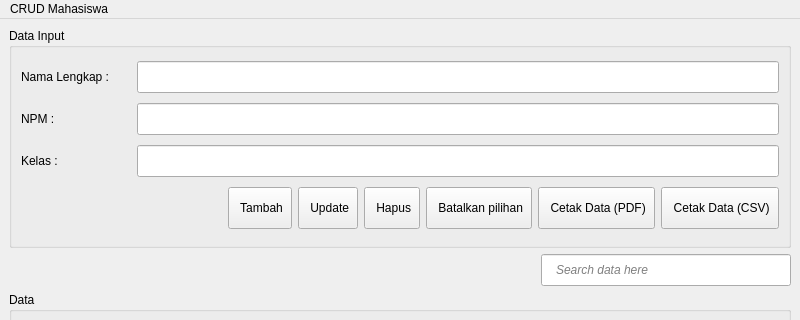
Qt form mainwindow.ui (yusup209/CRUDMahasiswaQt) before a commit; both pictures show x 0 to 800 and y 0 to 320 of the 800 by 600 pixel window.
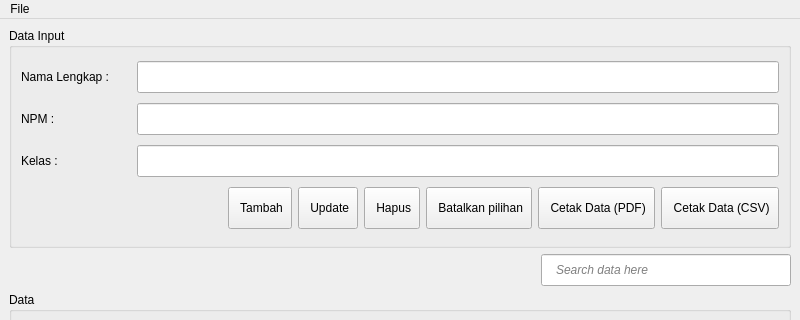
The same form after that commit. Icons and pictures are not drawn.

```diff
--- a/mainwindow.ui
+++ b/mainwindow.ui
@@ -445,7 +445,7 @@
    </property>
    <widget class="QMenu" name="menututorialCRUDMahasiswa">
     <property name="title">
-     <string>CRUD Mahasiswa</string>
+     <string>File</string>
     </property>
     <addaction name="actionAbout_this_app"/>
    </widget>
```
